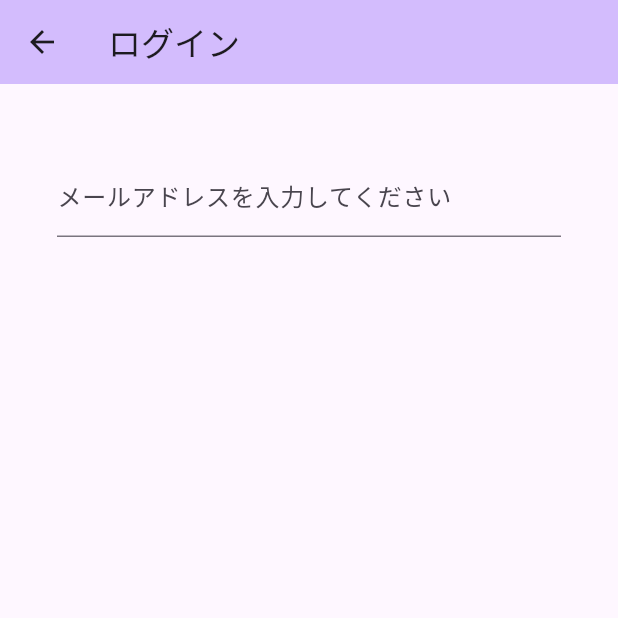
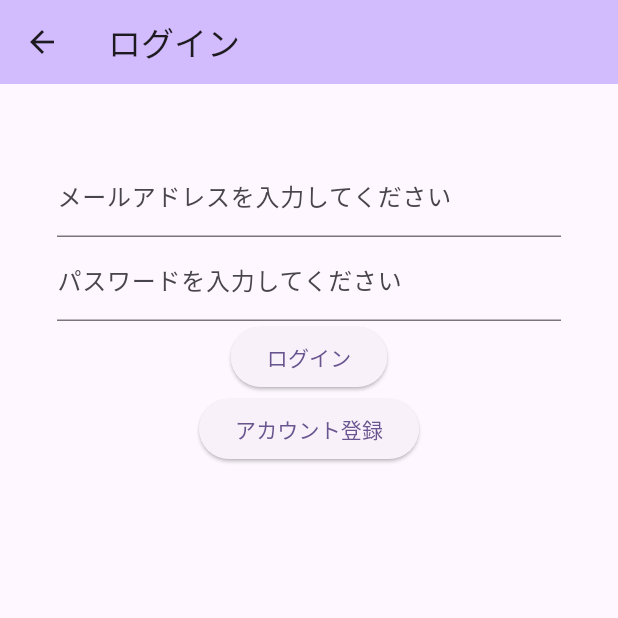
Before and after one commit to Minoru-kuma/buylist_2023, a Flutter app: the LoginPage screen opened directly, on a phone screen of 412 x 824 dp, the top half of it. Run offline on Flutter 3.47's test engine with Material 2 defaults, Android fonts, the light colour scheme and no system bars.

Commit message:
create some user interface

```diff
--- a/lib/main.dart
+++ b/lib/main.dart
@@ -1,3 +1,4 @@
+import 'package:buylist_2023/view/login_page.dart';
 import 'package:flutter/material.dart';
 import 'view/main_page.dart';
 
@@ -15,7 +16,7 @@ class BuyListApp extends StatelessWidget {
         colorScheme: ColorScheme.fromSeed(seedColor: Colors.deepPurple),
         useMaterial3: true,
       ),
-      home: const MainPage(title: "コッチヤスイ"),
+      home: const LoginPage(title: "ログイン"),
     );
   }
 }
--- a/lib/view/login_page.dart
+++ b/lib/view/login_page.dart
@@ -1,3 +1,4 @@
+import 'package:buylist_2023/view/main_page.dart';
 import 'package:flutter/material.dart';
 
 class LoginPage extends StatefulWidget {
@@ -9,6 +10,13 @@ class LoginPage extends StatefulWidget {
 }
 
 class _LoginPageState extends State<LoginPage> {
+  void loginAuth() async {
+    //今後ログイン認証用の関数を作成する予定
+    await Navigator.of(context).push(MaterialPageRoute(builder: (context) {
+      return MainPage(title: "コッチヤスイ");
+    }));
+  }
+
   @override
   Widget build(BuildContext context) {
     return Scaffold(
@@ -27,10 +35,28 @@ class _LoginPageState extends State<LoginPage> {
               Padding(
                 padding:
                     const EdgeInsets.symmetric(horizontal: 8, vertical: 16),
-                child: TextFormField(
-                  decoration: const InputDecoration(
-                    labelText: 'メールアドレスを入力してください',
-                  ),
+                child: Column(
+                  mainAxisAlignment: MainAxisAlignment.center,
+                  children: [
+                    TextFormField(
+                      decoration: const InputDecoration(
+                        labelText: 'メールアドレスを入力してください',
+                      ),
+                    ),
+                    TextFormField(
+                      decoration: const InputDecoration(
+                        labelText: 'パスワードを入力してください',
+                      ),
+                    ),
+                    ElevatedButton(
+                      onPressed: loginAuth,
+                      child: Text('ログイン'),
+                    ),
+                    ElevatedButton(
+                      onPressed: () {},
+                      child: Text('アカウント登録'),
+                    ),
+                  ],
                 ),
               )
             ],
--- a/lib/view/main_page.dart
+++ b/lib/view/main_page.dart
@@ -10,7 +10,7 @@ class MainPage extends StatefulWidget {
 }
 
 class _MainPageState extends State<MainPage> {
-  void _pushShowPage([Title? title]) async {
+  void pushShowPage() async {
     await Navigator.of(context).push(MaterialPageRoute(builder: (context) {
       return LoginPage(title: "ログイン");
     }));
@@ -39,10 +39,6 @@ class _MainPageState extends State<MainPage> {
               child: Text('値段を見る'),
             ),
             // to showPage
-            ElevatedButton(
-              onPressed: () {},
-              child: Text('ログインする'),
-            ),
             //to loginPage (constraction now)
           ],
         ),
```
Also changed, not shown: 1 other file.
